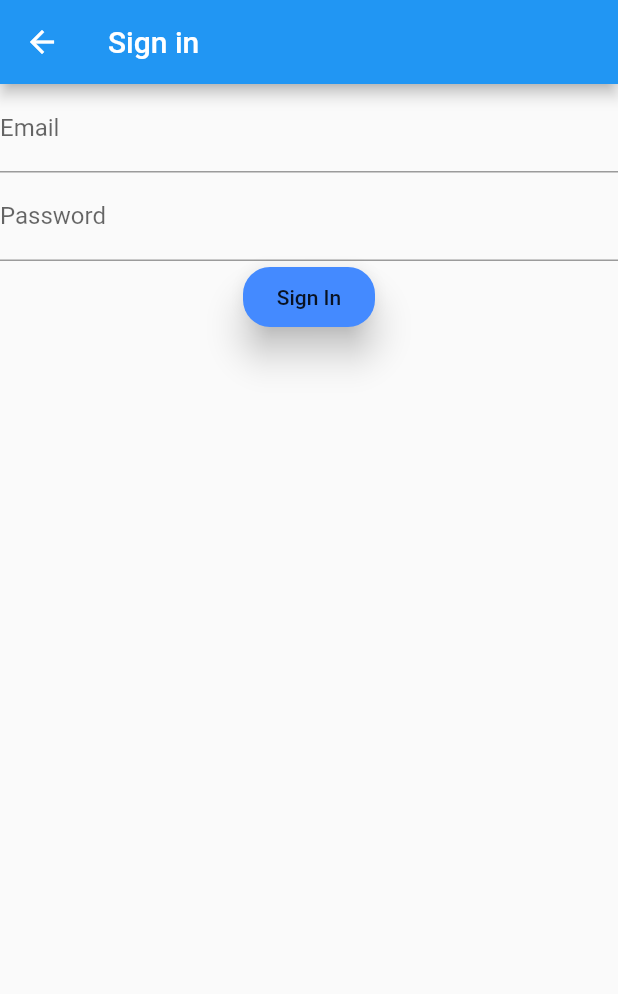
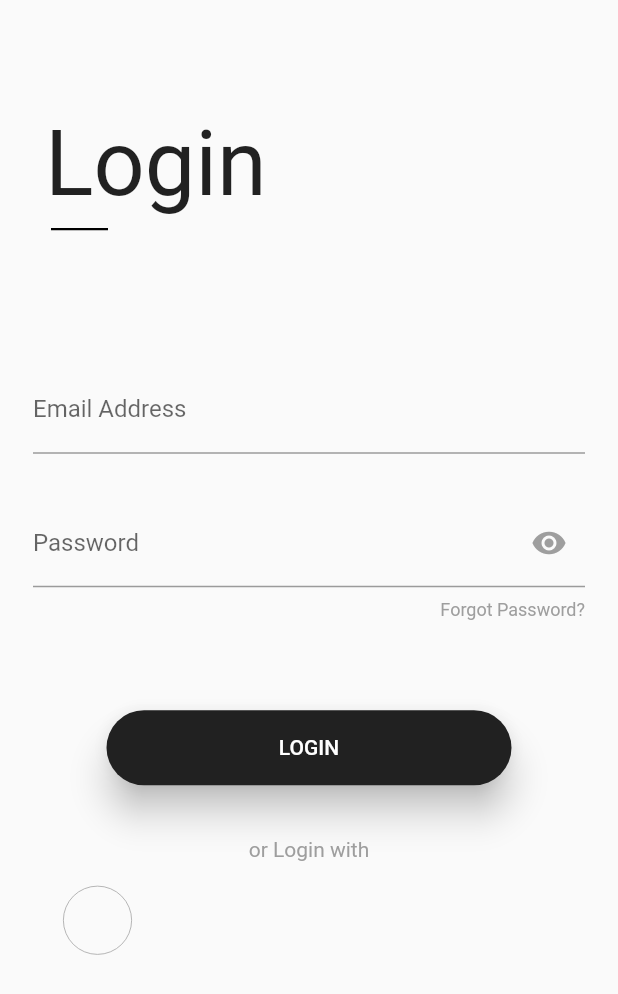
Before and after one commit to Arronstorm/loginapp, a Flutter app: the LoginPage screen opened directly, on a phone screen of 412 x 824 dp. Shown: the top 994 px of the screen. Run offline on Flutter 3.47's test engine with Material 2 defaults, Android fonts, the phone set to English and light mode, and no system bars; our stand-ins replace cloud_firestore, firebase_auth, outline_material_icons; accounts and stored records are empty.

Commit message:
latest commit

```diff
--- a/lib/SignIn.dart
+++ b/lib/SignIn.dart
@@ -1,28 +1,47 @@
 import 'package:flutter/material.dart';
 import 'package:firebase_auth/firebase_auth.dart';
 import 'package:loginapp/Home.dart';
+import 'package:outline_material_icons/outline_material_icons.dart';
 
 class LoginPage extends StatefulWidget {
+  LoginPage({
+    Key key,
+  }) : super(key: key);
+
   @override
-  _LoginPageState createState() => new _LoginPageState();
+  _LoginPageState createState() => _LoginPageState();
+}
+class _LoginPageState extends State<LoginPage> {
 
+  final _formKey = GlobalKey<FormState>();
+  String _email, _password;
+  bool _ishidden = true;
+  Color _eyebutton = Colors.grey;
+
+
+Padding buildTitle(){
+  return Padding(
+            padding: const EdgeInsets.all(8.0),
+              child: Text('Login', style: TextStyle(fontSize: 60.0),)
+            );
   }
 
-class _LoginPageState extends State<LoginPage>{
+Padding buildTitleLine(){
+  return Padding(
+          padding: const EdgeInsets.only(top: 0.0, left: 12.0),
+            child: Align(
+              alignment: Alignment.centerLeft,
+                child: Container(
+                  width: 38.0,
+                  height: 1.5,
+                  color: Colors.black,
+                ),
+              ),
+          );
+  }
 
-  String _email, _password;
-  final GlobalKey<FormState> _formkey = GlobalKey<FormState>();
-  @override
-  Widget build(BuildContext context){
-    return new Scaffold(
-      appBar:  AppBar(
-        title: Text('Sign in'),
-      ),
-      body: Form(
-        key: _formkey,
-        child: Column(
-          children: <Widget>[
-            TextFormField(
+TextFormField buildEmailTextField(){
+return TextFormField(
                   validator: (input) {
                     if(input.isEmpty){
                         return 'Please enter the email';
@@ -33,10 +52,13 @@ class _LoginPageState extends State<LoginPage>{
                   },
                   onSaved: (input) => _email = input,
                   decoration: InputDecoration(
-                labelText: 'Email'
+                    labelText: 'Email Address'
                   ),
-            ),
-            TextFormField(
+                );
+  }
+
+TextFormField buildPasswordTextField(){
+return TextFormField(
                   validator: (input) {
                     if(input.length < 6){
                         return 'Please enter the password';
@@ -47,28 +69,113 @@ class _LoginPageState extends State<LoginPage>{
                   },
                   onSaved: (input) => _password = input,
                   decoration: InputDecoration(
-                labelText: 'Password'
+                    labelText: 'Password',
+                    suffixIcon: IconButton(
+                      icon: Icon(Icons.remove_red_eye, color: _eyebutton),
+                      onPressed: () {
+                        if(_ishidden){
+                          setState(() {
+                            _ishidden = false;
+                            _eyebutton = Theme.of(context).primaryColor;
+                          });
+                        }
+                        else{
+                          setState(() {
+                            _ishidden = true;
+                            _eyebutton = Colors.grey;
+                          });
+                        }
+                      },
                     ),
-              obscureText: true,
                   ),
-            RaisedButton(
-              onPressed: signIn,
-              child: Text('Sign In'),
-              color: Colors.blueAccent,
+                  obscureText: _ishidden,
+                );
+  }
+
+Align buildButton(){
+  return Align(
+              child: SizedBox(
+                height:50.0,
+                width:270.0,
+                child:RaisedButton(
+                  onPressed: () {
+
+                  },
+                  child: Text('LOGIN', style: TextStyle(color: Colors.white),),
+                  color: Colors.grey[900],
                   elevation: 10.0,
                   shape: RoundedRectangleBorder(
-                borderRadius: new BorderRadius.circular(18.0),
+                    borderRadius: BorderRadius.circular(25.0),
                   ),
-              padding: EdgeInsets.all(12.0),
                 ),
+              ),
+            );
+}
 
+Padding buidForgotPass(){
+return Padding(
+              padding: const EdgeInsets.only(top: 8.0),
+              child:Align(
+                alignment: Alignment.centerRight,
+                child: Text('Forgot Password?', style: TextStyle(fontSize: 12.0, color: Colors.grey),),
+              ),
+            );
+}
+
+Align buildOrLogin(){
+return Align(
+              alignment: Alignment.center,
+              child: Text('or Login with', style: TextStyle(fontSize: 14.0, color: Colors.grey),),
+            );
+}
+
+  @override
+  Widget build(BuildContext context) {
+    return Scaffold(
+      body: Form(
+        key: _formKey ,
+        child: ListView(
+          padding: const EdgeInsets.fromLTRB(22.0, 10, 22.0, 22.0),
+          children: <Widget>[
+            SizedBox(height: kToolbarHeight,),
+            buildTitle(),
+            buildTitleLine(),
+            SizedBox(height: 90.0,),
+            buildEmailTextField(),
+            SizedBox(height: 30.0,),
+            buildPasswordTextField(),
+            buidForgotPass(),
+            SizedBox(height: 60.0,),
+            buildButton(),
+            SizedBox(height: 35.0,),
+            buildOrLogin(),
+            SizedBox(height: 16.0,),
+            Row(
+              children: <Widget>[
+                Padding(
+                  padding: const EdgeInsets.only(left: 20.0),
+                  child: Container(
+                    child: InkWell(
+                      onTap: () {},
+                      borderRadius: BorderRadius.circular(30.0),
+                    ),
+                    height: 46.0,
+                    width: 46.0,
+                    decoration: BoxDecoration(
+                      shape: BoxShape.circle,
+                      border: Border.all(color: Colors.grey, width: 0.5),
+                    ),
+                  ),
+                ),
+              ],
+            ),
           ],
         ),
       ),
     );
   }
   Future<void> signIn() async {
-    final formState = _formkey.currentState;
+    final formState = _formKey.currentState;
     if(formState.validate()){
       formState.save();
       try{
@@ -80,4 +187,6 @@ class _LoginPageState extends State<LoginPage>{
 
     }
   }
+
+
 }
--- a/lib/Welcome.dart
+++ b/lib/Welcome.dart
@@ -49,12 +49,3 @@ class _WelcomeState extends State<Welcome> {
     Navigator.push(context, MaterialPageRoute(builder: (context) => SignUp(),fullscreenDialog: true));
   }
 }
-
-class AnotherClass extends StatelessWidget {
-  @override
-  Widget build(BuildContext context) {
-    return Center(
-      child: Text('Hello'),
-    );
-  }
-}
--- a/pubspec.yaml
+++ b/pubspec.yaml
@@ -25,6 +25,8 @@ dependencies:
     sdk: flutter
   cloud_firestore: ^0.13.6
   firebase_auth: ^0.16.1
+  outline_material_icons: ^0.1.1
+  lottie: ^0.4.0
 
 
   # The following adds the Cupertino Icons font to your application.
```
Also changed, not shown: pubspec.lock. Lines whose indentation alone changed are shown as unchanged.
